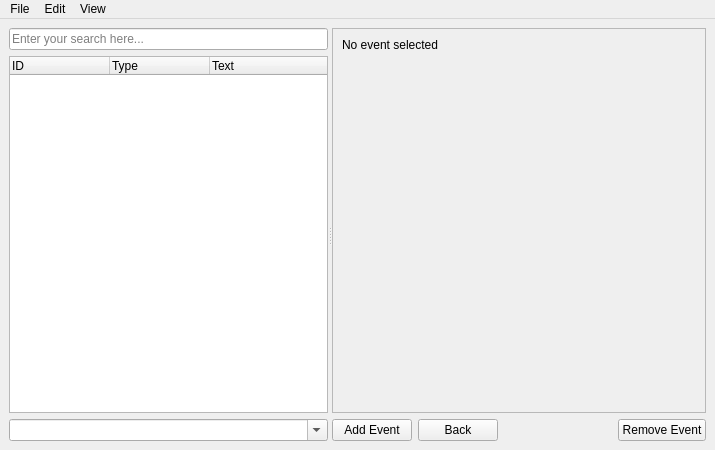
The window that tools/cathedral/ui/EventWindow.ui (comphack/comp_hack) describes before a commit, drawn with Qt 5.
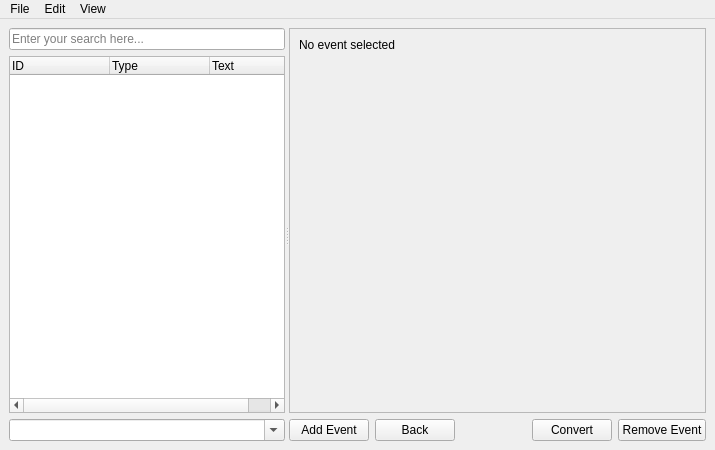
The same window after the commit.

Commit message: Enabling event XP loss, fixing issues with AoE reflect and app logic type 1 status effects

Diff of the .ui file:
```diff
--- a/tools/cathedral/ui/EventWindow.ui
+++ b/tools/cathedral/ui/EventWindow.ui
@@ -160,6 +160,13 @@
             </property>
            </spacer>
           </item>
+          <item>
+           <widget class="QPushButton" name="convert">
+            <property name="text">
+             <string>Convert</string>
+            </property>
+           </widget>
+          </item>
           <item>
            <widget class="QPushButton" name="removeEvent">
             <property name="text">
```
The commit also changes 10 other files.
